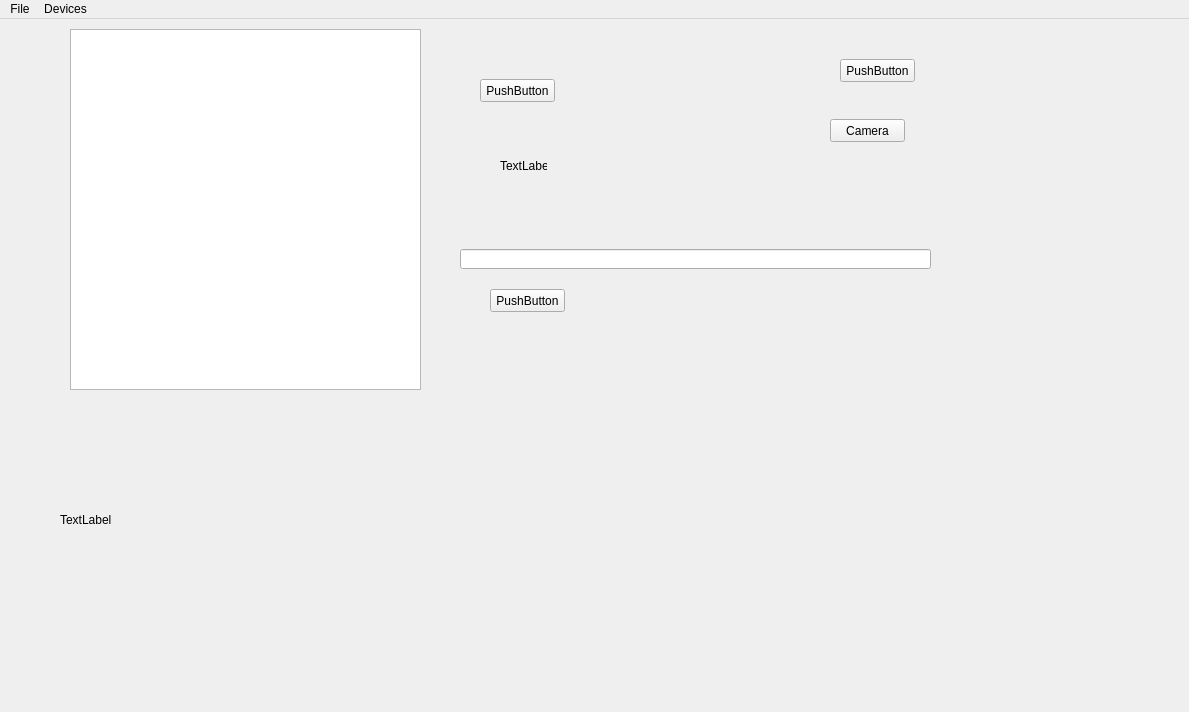
Old version of the form mainwindow.ui in the repository adigyran/FestService.
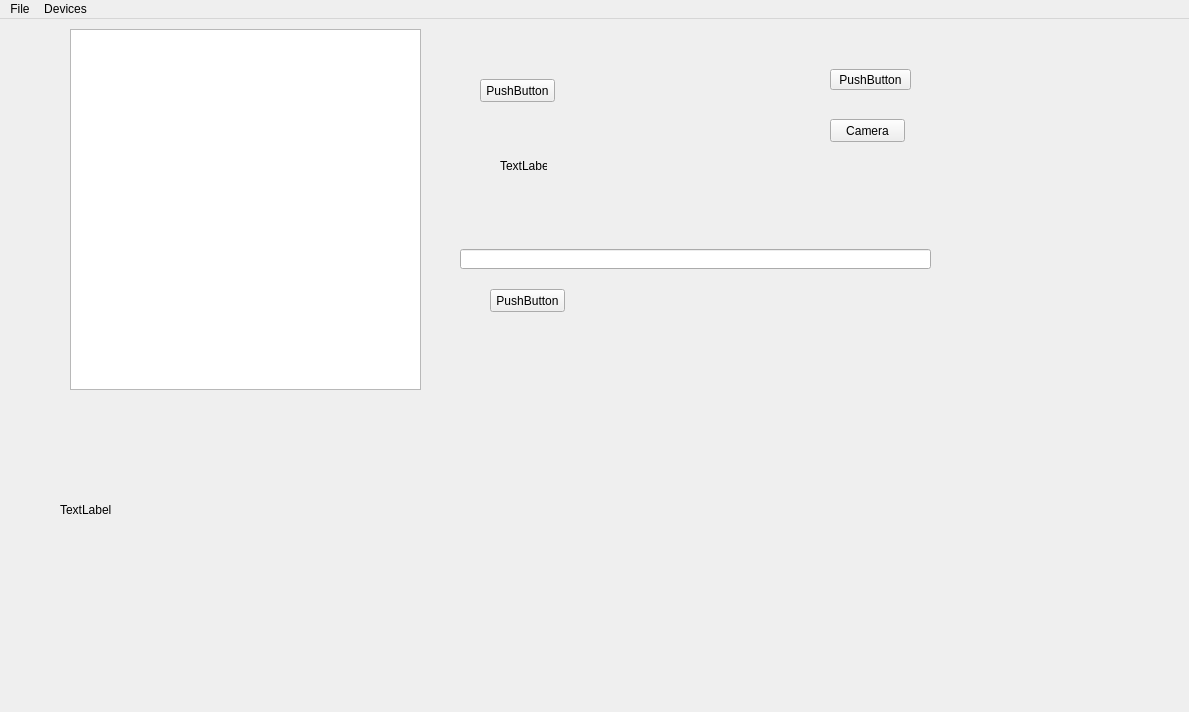
New version of the form. Custom widgets are drawn as their Qt base class.

What changed in the file:
```diff
--- a/mainwindow.ui
+++ b/mainwindow.ui
@@ -73,24 +73,11 @@
      </rect>
     </property>
    </widget>
-   <widget class="QPushButton" name="pushButton_3">
-    <property name="geometry">
-     <rect>
-      <x>840</x>
-      <y>40</y>
-      <width>75</width>
-      <height>23</height>
-     </rect>
-    </property>
-    <property name="text">
-     <string>PushButton</string>
-    </property>
-   </widget>
    <widget class="QLabel" name="label_2">
     <property name="geometry">
      <rect>
       <x>60</x>
-      <y>380</y>
+      <y>370</y>
       <width>411</width>
       <height>241</height>
      </rect>
@@ -115,13 +102,26 @@
    <widget class="QCameraViewfinder" name="viewfinder" native="true">
     <property name="geometry">
      <rect>
-      <x>580</x>
-      <y>260</y>
-      <width>482</width>
-      <height>345</height>
+      <x>430</x>
+      <y>290</y>
+      <width>741</width>
+      <height>391</height>
      </rect>
     </property>
    </widget>
+   <widget class="QPushButton" name="pushButton_3">
+    <property name="geometry">
+     <rect>
+      <x>830</x>
+      <y>50</y>
+      <width>81</width>
+      <height>21</height>
+     </rect>
+    </property>
+    <property name="text">
+     <string>PushButton</string>
+    </property>
+   </widget>
    <zorder>pushButton_2</zorder>
    <zorder>pushButton</zorder>
    <zorder>textEdit</zorder>
```
Left out of the diff: 2 changed lines with no effect on the pictures.
